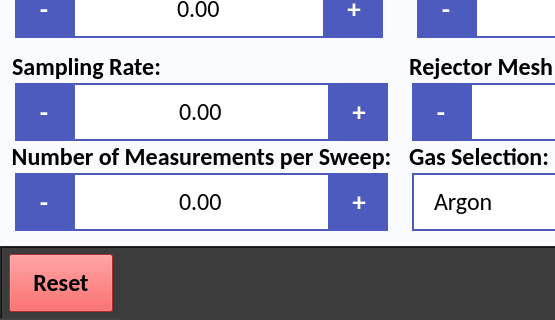
Above: src/user_interface/experiment_setup.ui from CFigueroa90894/plasmetry before the change; both pictures show x 0 to 555 and y 160 to 480 of the 800 by 480 pixel window. Below: the same form after it.
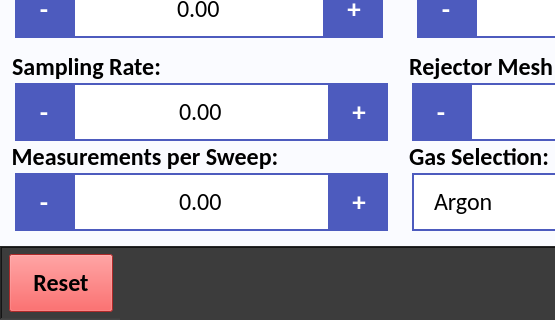
That is the form after the change. The open tabs and pages were chosen to show the change.

```diff
--- a/src/user_interface/experiment_setup.ui
+++ b/src/user_interface/experiment_setup.ui
@@ -4421,7 +4421,7 @@
                  </font>
                 </property>
                 <property name="title">
-                 <string>Number of Measurements per Sweep:</string>
+                 <string>Measurements per Sweep:</string>
                 </property>
                 <property name="alignment">
                  <set>Qt::AlignCenter</set>
```
Left out of the diff: 8 changed lines with no effect on the pictures.
